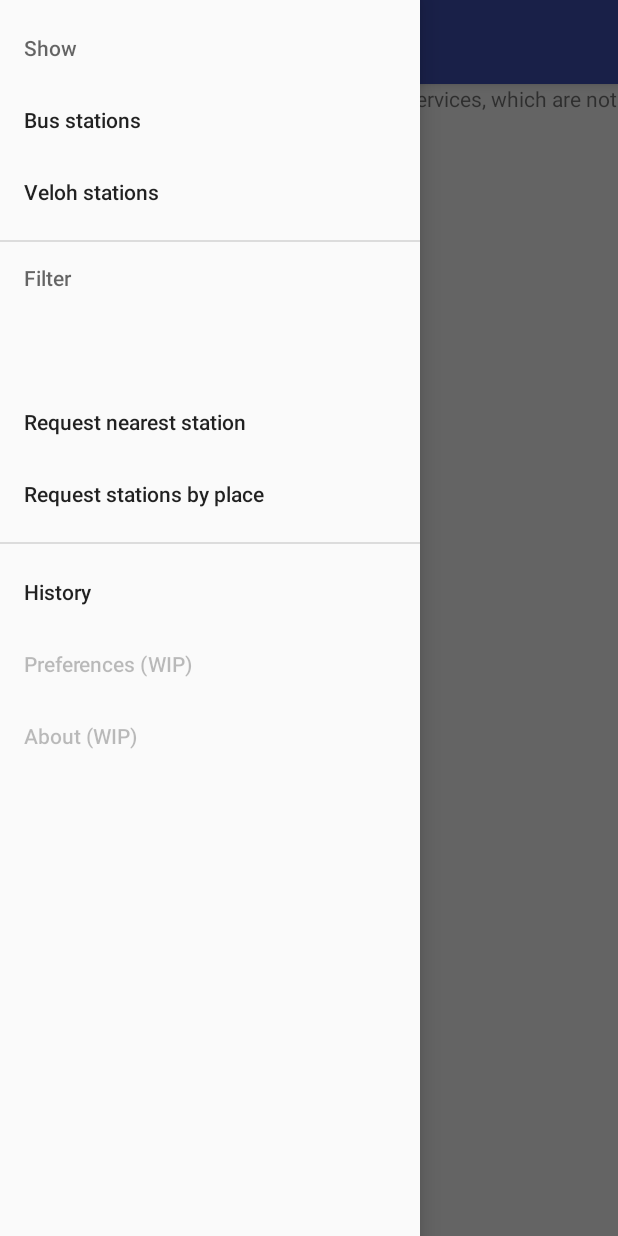
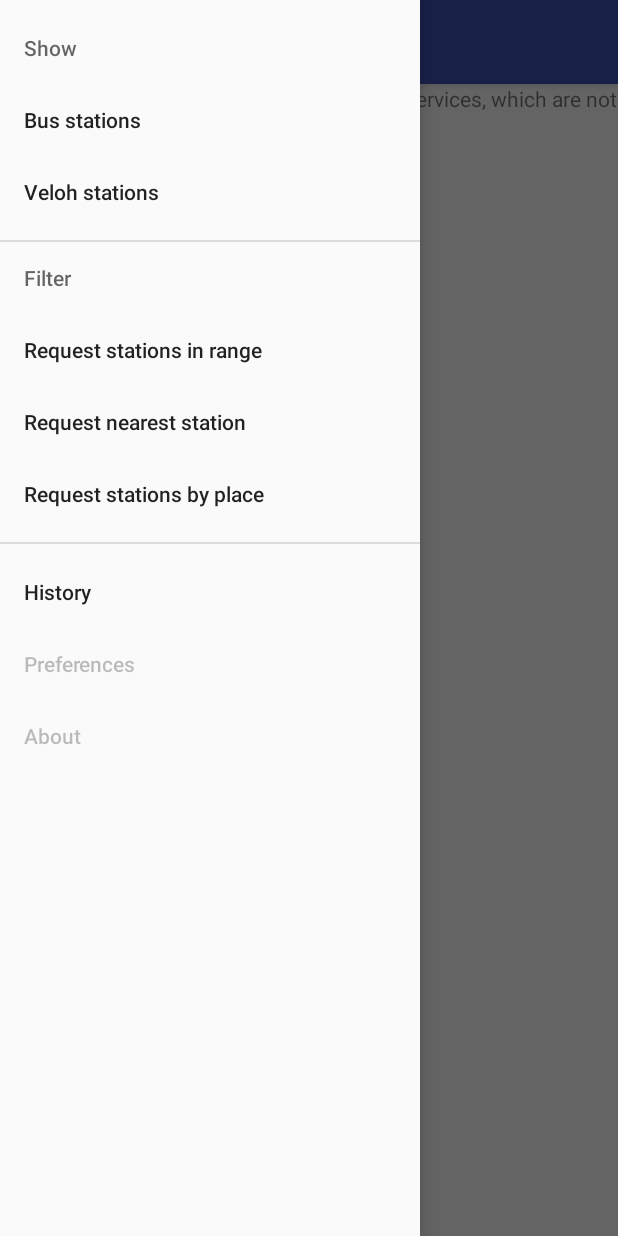
Before and after one commit to IceYoshi/VelohProject, an Android app: the screen it shows after launch (MapActivity), with the side drawer open, on a phone screen of 412 x 824 dp. Run offline under Robolectric (Android 15) with nearby library versions, the phone set to English and light mode, and no system bars; libraries missing offline, so code that uses them is left out: com.google.maps.android.

Commit message:
Update localisations.

```diff
--- a/app/src/main/res/layout/activity_history.xml
+++ b/app/src/main/res/layout/activity_history.xml
@@ -18,7 +18,7 @@
         <TextView
             android:layout_width="match_parent"
             android:layout_height="wrap_content"
-            android:text="History"
+            android:text="@string/TITLE_HISTORY"
             android:gravity="center_vertical"
             android:textSize="120px"
             android:layout_marginTop="20px"
@@ -38,7 +38,7 @@
                 android:layout_marginLeft="50px"
                 android:layout_marginTop="40px"
                 android:textSize="80px"
-                android:text="Type: "
+                android:text="@string/STATION_TYPE"
                 android:layout_weight="0.37" />
 
             <Spinner
--- a/app/src/main/res/menu/activity_map_drawer.xml
+++ b/app/src/main/res/menu/activity_map_drawer.xml
@@ -1,41 +1,41 @@
 <?xml version="1.0" encoding="utf-8"?>
 <menu xmlns:android="http://schemas.android.com/apk/res/android">
 
-    <item android:title="Show">
+    <item android:title="@string/NAV_MENU_SHOW">
         <menu>
             <item
                 android:id="@+id/nav_request_all_bus_stations"
-                android:title="Bus stations" />
+                android:title="@string/NAV_ITEM_STATIONS_BUS" />
             <item
                 android:id="@+id/nav_request_all_veloh_stations"
-                android:title="Veloh stations" />
+                android:title="@string/NAV_ITEM_STATIONS_VELOH" />
         </menu>
     </item>
 
-    <item android:title="Filter">
+    <item android:title="@string/NAV_MENU_FILTER">
         <menu>
             <item
                 android:id="@+id/request_stations_in_range"
-                android:title="" />
+                android:title="@string/NAV_ITEM_FILTER_RANGE" />
 
             <item
                 android:id="@+id/request_nearest_station"
-                android:title="Request nearest station" />
+                android:title="@string/NAV_ITEM_FILTER_NEAREST" />
 
             <item
                 android:id="@+id/nav_request_stations_by_place"
-                android:title="Request stations by place" />
+                android:title="@string/NAV_ITEM_FILTER_PLACE" />
         </menu>
     </item>
 
     <item
         android:id="@+id/menu_history"
-        android:title="History" />
+        android:title="@string/NAV_ITEM_HISTORY" />
 
-    <item android:title="Preferences (WIP)" android:enabled="false">
+    <item android:title="@string/NAV_ITEM_PREF" android:enabled="false">
     </item>
 
-    <item android:title="About (WIP)" android:id="@+id/about" android:enabled="false">
+    <item android:title="@string/NAV_ITEM_ABOUT" android:id="@+id/about" android:enabled="false">
     </item>
 
 </menu>
--- a/app/src/main/res/values/strings.xml
+++ b/app/src/main/res/values/strings.xml
@@ -26,7 +26,6 @@
     <string name="HISTORY_ALLVELOHSTATIONS_KEY" translatable="false">allvelohstations</string>
     <string name="HISTORY_STATIONS_BY_PLACE_KEY" translatable="false">stationsbyplace</string>
 
-
     <!-- *********************** DIALOGS *********************** -->
     <string name="DIALOG_TITLE_BUSSTATION_INFO">Bus Station Information</string>
     <string name="DIALOG_BUSSTATION_NAME_COLOR_HEX" translatable="false">#CD5C5C"</string>
@@ -36,6 +35,27 @@
     <string name="DIALOG_ASK_USER_FOR_RANGE">Give a range in meter: </string>
     <string name="DIALOG_UNKNOWN_USER_LOCATION">Unknown user location…</string>
 
+    <!-- *********************** NAVIGATION MENU ITEMS *********************** -->
+    <string name="NAV_MENU_SHOW">Show</string>
+    <string name="NAV_MENU_FILTER">Filter</string>
+    <string name="NAV_ITEM_HISTORY">History</string>
+    <string name="NAV_ITEM_PREF">Preferences</string>
+    <string name="NAV_ITEM_ABOUT">About</string>
+    <string name="NAV_ITEM_STATIONS_BUS">Bus stations</string>
+    <string name="NAV_ITEM_STATIONS_VELOH">Veloh stations</string>
+    <string name="NAV_ITEM_FILTER_RANGE">Request stations in range</string>
+    <string name="NAV_ITEM_FILTER_NEAREST">Request nearest station</string>
+    <string name="NAV_ITEM_FILTER_PLACE">Request stations by place</string>
+
+    <!-- *********************** HISTORY ACTIVITY *********************** -->
+    <string name="TITLE_HISTORY">History</string>
+    <string name="STATION_TYPE">Type:</string>
+    <string name="BUS_STATIONS_ALL">All bus stations</string>
+    <string name="VELOH_STATIONS_ALL">All veloh stations</string>
+    <string name="NEAREST">nearest</string>
+    <string name="RANGE">with range</string>
+
+
     <string-array name="history_spinner_array">
         <item>Bus</item>
         <item>Veloh</item>
```
Also changed, not shown: app/src/main/java/lu/mike/uni/velohproject/HistoryActivity.java (+4 -4 lines), 2 other files.
